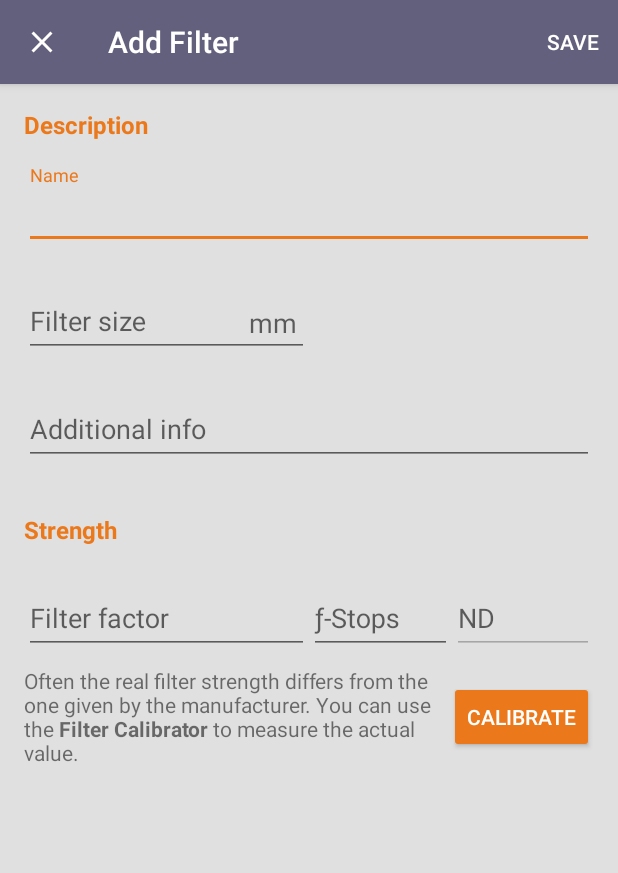
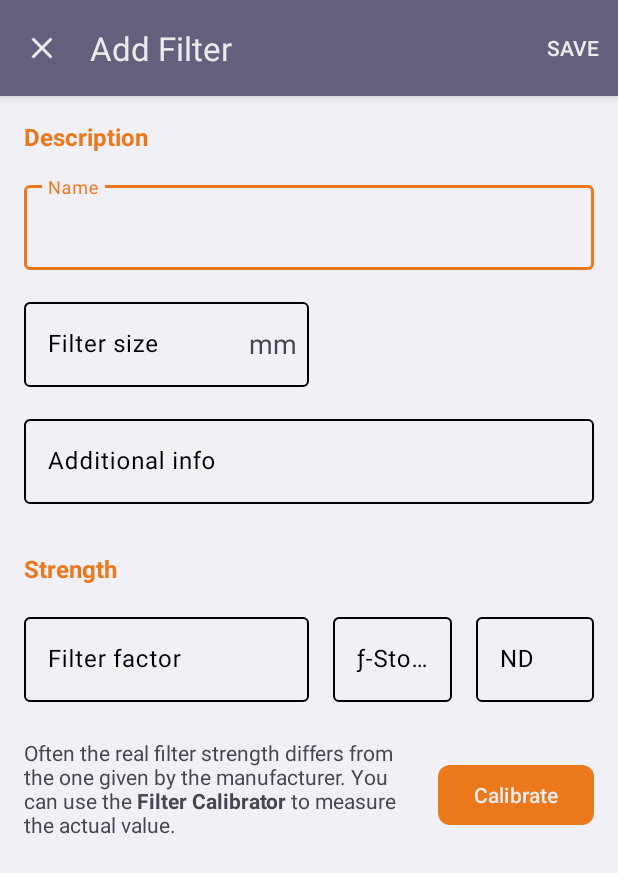
Before and after one commit to sal0max/ndx, an Android app: the FilterEditorActivity screen opened directly, with no data from a screen before it, on a phone screen of 412 x 824 dp. Shown: the top 873 px of the screen. Run offline under Robolectric (Android 15) with nearby library versions, the phone set to English and light mode, and no system bars; our stand-ins replace Room's generated code.

Commit message:
move on to Material 3 design

```diff
--- a/app/src/main/kotlin/de/salomax/ndx/ui/calculator/CalculatorActivity.kt
+++ b/app/src/main/kotlin/de/salomax/ndx/ui/calculator/CalculatorActivity.kt
@@ -37,8 +37,8 @@ class CalculatorActivity : BaseActivity() {
         // list & adapter : shutter speeds
         binding.dials.recyclerShutter.apply {
             adapter = ShutterAdapter(this@CalculatorActivity)
-            addItemDecoration(CenterLineDecoration(ContextCompat.getColor(context, android.R.color.white))) // center line
-            // addItemDecoration(DotDividerDecoration(ContextCompat.getColor(context, android.R.color.white)))
+            addItemDecoration(CenterLineDecoration(ContextCompat.getColor(context, R.color.colorOnAccent1))) // center line
+//             addItemDecoration(DotDividerDecoration(ContextCompat.getColor(context, R.color.colorOnAccent1)))
             setHasFixedSize(true)
             (adapter as ShutterAdapter).onSpeedSelected = {
                 viewModel.selectedSpeed.value = it
@@ -47,8 +47,8 @@ class CalculatorActivity : BaseActivity() {
         // list & adapter : compensation
         binding.dials.recyclerCompensation.apply {
             adapter = CompensationAdapter(this@CalculatorActivity)
-            addItemDecoration(CenterLineDecoration(ContextCompat.getColor(context, android.R.color.white))) // center line
-            // addItemDecoration(DotDividerDecoration(ContextCompat.getColor(context, android.R.color.white)))
+            addItemDecoration(CenterLineDecoration(ContextCompat.getColor(context, R.color.colorOnAccent2))) // center line
+//             addItemDecoration(DotDividerDecoration(ContextCompat.getColor(context, R.color.colorOnAccent2)))
             setHasFixedSize(true)
             (adapter as CompensationAdapter).onCompensationSelected = {
                 viewModel.selectedOffset.value = it
--- a/app/src/main/kotlin/de/salomax/ndx/ui/calculator/CompensationAdapter.kt
+++ b/app/src/main/kotlin/de/salomax/ndx/ui/calculator/CompensationAdapter.kt
@@ -5,6 +5,7 @@ import android.view.LayoutInflater
 import android.view.ViewGroup
 import android.widget.TextView
 import androidx.appcompat.app.AppCompatActivity
+import androidx.core.content.ContextCompat
 import androidx.recyclerview.widget.RecyclerView
 import de.salomax.ndx.R
 import de.salomax.ndx.data.model.Compensation
@@ -25,6 +26,7 @@ class CompensationAdapter(private val context: AppCompatActivity) : RecyclerView
 
     override fun onCreateViewHolder(parent: ViewGroup, viewType: Int): ViewHolder {
         val textView = LayoutInflater.from(parent.context).inflate(R.layout.row_shutter, parent, false) as TextView
+        textView.setTextColor(ContextCompat.getColor(context, R.color.colorOnAccent2))
         return ViewHolder(textView)
     }
 
--- a/app/src/main/kotlin/de/salomax/ndx/ui/calculator/ShutterAdapter.kt
+++ b/app/src/main/kotlin/de/salomax/ndx/ui/calculator/ShutterAdapter.kt
@@ -5,6 +5,7 @@ import android.view.LayoutInflater
 import android.view.ViewGroup
 import android.widget.TextView
 import androidx.appcompat.app.AppCompatActivity
+import androidx.core.content.ContextCompat
 import androidx.recyclerview.widget.RecyclerView
 import de.salomax.ndx.R
 import de.salomax.ndx.data.model.ShutterSpeeds
@@ -25,6 +26,7 @@ class ShutterAdapter(private val context: AppCompatActivity) : RecyclerView.Adap
 
     override fun onCreateViewHolder(parent: ViewGroup, viewType: Int): ViewHolder {
         val textView = LayoutInflater.from(parent.context).inflate(R.layout.row_shutter, parent, false) as TextView
+        textView.setTextColor(ContextCompat.getColor(context, R.color.colorOnAccent1))
         return ViewHolder(textView)
     }
 
--- a/app/src/main/kotlin/de/salomax/ndx/widget/CenterLineDecoration.kt
+++ b/app/src/main/kotlin/de/salomax/ndx/widget/CenterLineDecoration.kt
@@ -16,7 +16,7 @@ class CenterLineDecoration(color: Int, width: Float) : RecyclerView.ItemDecorati
     private val mPaint: Paint = Paint()
     private val metrics = Resources.getSystem().displayMetrics
 
-    constructor(color: Int) : this(color, 1.5f)
+    constructor(color: Int) : this(color, 1.2f)
     constructor() : this(Color.LTGRAY)
 
     init {
--- /dev/null
+++ b/app/src/main/res/color/switch_thumb_tint.xml
@@ -0,0 +1,5 @@
+<?xml version="1.0" encoding="utf-8"?>
+<selector xmlns:android="http://schemas.android.com/apk/res/android">
+    <item android:color="?attr/colorPrimary" android:state_checked="true" />
+    <item android:color="#E6E1E5" />
+</selector>
--- a/app/src/main/res/drawable/ic_close_white_24dp.xml
+++ b/app/src/main/res/drawable/ic_close_white_24dp.xml
@@ -1,11 +1,11 @@
 <?xml version="1.0" encoding="utf-8"?>
 <vector xmlns:android="http://schemas.android.com/apk/res/android"
-    android:width="24dp"
-    android:height="24dp"
-    android:tint="#FFFFFF"
-    android:viewportHeight="24.0"
-    android:viewportWidth="24.0">
-    <path
-        android:fillColor="#FF000000"
-        android:pathData="M19,6.41L17.59,5 12,10.59 6.41,5 5,6.41 10.59,12 5,17.59 6.41,19 12,13.41 17.59,19 19,17.59 13.41,12z" />
+   android:width="24dp"
+   android:height="24dp"
+   android:tint="?attr/colorOnActionBar"
+   android:viewportWidth="24.0"
+   android:viewportHeight="24.0">
+   <path
+      android:fillColor="#FF000000"
+      android:pathData="M19,6.41L17.59,5 12,10.59 6.41,5 5,6.41 10.59,12 5,17.59 6.41,19 12,13.41 17.59,19 19,17.59 13.41,12z" />
 </vector>
--- a/app/src/main/res/drawable/ic_timer_white_24dp.xml
+++ b/app/src/main/res/drawable/ic_timer_white_24dp.xml
@@ -2,7 +2,7 @@
 <vector xmlns:android="http://schemas.android.com/apk/res/android"
     android:width="24dp"
     android:height="24dp"
-    android:tint="#FFFFFF"
+    android:tint="?attr/colorOnActionBar"
     android:viewportHeight="24.0"
     android:viewportWidth="24.0">
     <path
--- a/app/src/main/res/layout/activity_filtereditor.xml
+++ b/app/src/main/res/layout/activity_filtereditor.xml
@@ -53,7 +53,7 @@
             app:layout_constraintStart_toStartOf="parent"
             app:layout_constraintTop_toBottomOf="@id/title_description">
 
-            <EditText
+            <androidx.appcompat.widget.AppCompatEditText
                android:id="@+id/name"
                android:layout_width="match_parent"
                android:layout_height="wrap_content"
@@ -77,7 +77,7 @@
             app:layout_constraintStart_toStartOf="parent"
             app:layout_constraintTop_toBottomOf="@id/container_name">
 
-            <EditText
+            <androidx.appcompat.widget.AppCompatEditText
                android:id="@+id/size"
                android:layout_width="match_parent"
                android:layout_height="wrap_content"
@@ -89,6 +89,7 @@
                tools:targetApi="o"
                tools:text="82" />
          </com.google.android.material.textfield.TextInputLayout>
+
          <TextView
             style="@style/TextAppearance.AppCompat.Medium"
             android:layout_width="wrap_content"
@@ -112,7 +113,7 @@
             app:layout_constraintStart_toStartOf="parent"
             app:layout_constraintTop_toBottomOf="@id/container_size">
 
-            <EditText
+            <androidx.appcompat.widget.AppCompatEditText
                android:id="@+id/info"
                android:layout_width="match_parent"
                android:layout_height="wrap_content"
@@ -151,7 +152,7 @@
             app:layout_constraintStart_toStartOf="parent"
             app:layout_constraintTop_toBottomOf="@id/title_strength">
 
-            <EditText
+            <androidx.appcompat.widget.AppCompatEditText
                android:id="@+id/factor"
                android:layout_width="match_parent"
                android:layout_height="wrap_content"
@@ -168,12 +169,13 @@
             android:id="@+id/container_f_stops"
             android:layout_width="0dp"
             android:layout_height="wrap_content"
+            android:layout_marginStart="@dimen/margin2x"
             android:layout_marginTop="@dimen/margin2x"
             app:layout_constraintEnd_toStartOf="@+id/container_nd"
             app:layout_constraintStart_toEndOf="@id/container_factor"
             app:layout_constraintTop_toBottomOf="@id/title_strength">
 
-            <EditText
+            <androidx.appcompat.widget.AppCompatEditText
                android:id="@+id/f_stops"
                android:layout_width="match_parent"
                android:layout_height="wrap_content"
@@ -190,13 +192,14 @@
             android:id="@+id/container_nd"
             android:layout_width="0dp"
             android:layout_height="wrap_content"
+            android:layout_marginStart="@dimen/margin2x"
             android:layout_marginTop="@dimen/margin2x"
             android:layout_marginEnd="@dimen/margin2x"
             app:layout_constraintEnd_toEndOf="parent"
             app:layout_constraintStart_toEndOf="@id/container_f_stops"
             app:layout_constraintTop_toBottomOf="@id/title_strength">
 
-            <EditText
+            <androidx.appcompat.widget.AppCompatEditText
                android:id="@+id/nd"
                android:layout_width="match_parent"
                android:layout_height="wrap_content"
@@ -213,24 +216,25 @@
             android:id="@+id/calibrator_description"
             android:layout_width="0dp"
             android:layout_height="wrap_content"
-            android:layout_marginTop="@dimen/margin1x"
-            android:layout_marginEnd="@dimen/margin1x"
+            android:layout_marginTop="@dimen/margin3x"
+            android:layout_marginEnd="@dimen/margin2x"
             android:text="@string/calibrator_description"
             app:layout_constraintEnd_toStartOf="@id/btn_calibrator"
             app:layout_constraintStart_toStartOf="@id/container_factor"
             app:layout_constraintTop_toBottomOf="@id/container_factor" />
 
-         <Button
+         <com.google.android.material.button.MaterialButton
             android:id="@+id/btn_calibrator"
-            style="@style/Widget.AppCompat.Button.Colored"
+            style="@style/Widget.Material3.Button"
             android:layout_width="wrap_content"
             android:layout_height="wrap_content"
             android:layout_marginTop="@dimen/margin1x"
             android:text="@string/btn_calibrator"
             android:textAlignment="viewStart"
+            app:cornerRadius="8dp"
             app:layout_constraintBottom_toBottomOf="@+id/calibrator_description"
             app:layout_constraintEnd_toEndOf="@id/container_name"
-            app:layout_constraintTop_toBottomOf="@id/container_nd" />
+            app:layout_constraintTop_toTopOf="@+id/calibrator_description" />
 
       </androidx.constraintlayout.widget.ConstraintLayout>
    </ScrollView>
@@ -247,6 +251,7 @@
       app:fabSize="normal"
       app:layout_anchor="@id/scrollView"
       app:layout_anchorGravity="bottom|right|end"
+      app:tint="?attr/colorOnError"
       tools:ignore="ContentDescription"
       tools:visibility="visible" />
    <!-- /delete -->
--- a/app/src/main/res/layout/activity_timer.xml
+++ b/app/src/main/res/layout/activity_timer.xml
@@ -123,12 +123,12 @@
       app:layout_constraintStart_toStartOf="@id/textMin"
       tools:text="152 h" />
 
-   <Button
+   <com.google.android.material.button.MaterialButton
       android:id="@+id/btn_reset"
+      style="@style/Widget.Material3.Button.TextButton"
       android:layout_width="wrap_content"
       android:layout_height="wrap_content"
       android:layout_marginTop="24dp"
-      android:background="?android:selectableItemBackgroundBorderless"
       android:minWidth="48dp"
       android:minHeight="48dp"
       android:text="@string/reset_timer"
--- /dev/null
+++ b/app/src/main/res/values-night-v31/styles.xml
@@ -0,0 +1,5 @@
+<?xml version="1.0" encoding="utf-8"?>
+<resources>
+   <!-- use fancy dynamic background color -->
+   <color name="colorBackground">@android:color/system_neutral1_900</color>
+</resources>
--- a/app/src/main/res/values-night/colors.xml
+++ b/app/src/main/res/values-night/colors.xml
@@ -7,5 +7,5 @@
    <color name="colorActionBarPitchBlack">#000</color>
    <color name="colorBackgroundPitchBlack">@color/colorActionBarPitchBlack</color>
    <color name="colorAccent1pitchBlack">@color/colorAccent2</color>
-   <color name="colorAccent2pitchBlack">@color/material_grey_850</color>
+   <color name="colorAccent2pitchBlack">@color/material_grey_800</color>
 </resources>
--- /dev/null
+++ b/app/src/main/res/values-v31/styles.xml
@@ -0,0 +1,5 @@
+<?xml version="1.0" encoding="utf-8"?>
+<resources>
+   <!-- use fancy dynamic background color -->
+   <color name="colorBackground">@android:color/system_neutral1_50</color>
+</resources>
--- a/app/src/main/res/values/colors.xml
+++ b/app/src/main/res/values/colors.xml
@@ -1,15 +1,13 @@
 <?xml version="1.0" encoding="utf-8"?>
 <resources>
-    <!-- https://coolors.co/dcdcdd-c5c3c6-46494c-4c5c68-1985a1 (materialized) -->
-    <!-- <color name="colorActionBar">#424242</color>-->
-    <!-- <color name="colorAccent1">#00838f</color>-->
-    <!-- <color name="colorBackground">#e0e0e0</color>-->
-
     <!-- ndx light (casio fx-991de plus) -->
     <color name="colorActionBar">#63607d</color>
+    <color name="colorOnActionBar">#ebebeb</color>
     <color name="colorBackground">#e0e0e0</color>
     <color name="colorAccent1">#EB791C</color>
+    <color name="colorOnAccent1">@color/colorOnActionBar</color>
     <color name="colorAccent2">@color/colorActionBar</color>
+    <color name="colorOnAccent2">@color/colorOnActionBar</color>
 
     <!-- ndx light (in pitch black mode) -->
     <color name="colorActionBarPitchBlack">@color/colorActionBar</color>
--- a/app/src/main/res/values/styles.xml
+++ b/app/src/main/res/values/styles.xml
@@ -3,6 +3,7 @@
 
     <!-- main colors to be referenced throughout the theme -->
     <attr name="colorActionBar" format="reference|color" />
+    <attr name="colorOnActionBar" format="reference|color" />
     <attr name="colorBackground" format="reference|color" />
     <attr name="colorAccent1" format="reference|color" />
     <attr name="colorAccent2" format="reference|color" />
@@ -12,20 +13,74 @@
     <style name="AppTheme.Black" parent="BaseAppTheme.Black" />
 
     <!-- light/dark theme, to be extended -->
-    <style name="BaseAppTheme" parent="Theme.AppCompat.DayNight.DarkActionBar">
+    <style name="BaseAppTheme" parent="Theme.Material3.DayNight">
+        <!-- theme-dependant colors (different for light/dark/black) -->
         <item name="colorActionBar">@color/colorActionBar</item>
+        <item name="colorOnActionBar">@color/colorOnActionBar</item>
         <item name="colorBackground">@color/colorBackground</item>
         <item name="colorAccent1">@color/colorAccent1</item>
         <item name="colorAccent2">@color/colorAccent2</item>
 
-        <item name="actionBarStyle">@style/BaseAppTheme.ActionBar</item>
-        <item name="android:statusBarColor">?attr/colorActionBar</item>
+        <!-- Material 3 colors +++++++++++++++++++++++++++++++++++++++++++++++++++++++++++++++++++++
+          - https://material.io/blog/migrating-material-3
+          - https://material.io/blog/android-material-theme-color
+          - https://m3.material.io/libraries/mdc-android/color-theming  -->
 
-        <item name="colorPrimary">?attr/colorActionBar</item>
+        <item name="android:colorBackground">?attr/colorBackground</item>
+        <item name="colorOnBackground">?android:attr/colorForeground</item>
+
+        <item name="colorPrimary">@color/colorAccent1</item>
+        <item name="colorOnPrimary">@color/colorOnAccent1</item>
+        <item name="colorPrimaryContainer">?attr/colorPrimary</item>
+        <item name="colorOnPrimaryContainer">?attr/colorOnPrimary</item>
+        <item name="colorPrimaryInverse">?attr/colorPrimary</item>
+
+        <item name="colorSecondary">?attr/colorAccent1</item>
+        <item name="colorOnSecondary">@color/colorOnAccent1</item>
+        <item name="colorSecondaryContainer">?attr/colorSecondary</item>
+        <item name="colorOnSecondaryContainer">?attr/colorOnPrimary</item>
+
+        <item name="colorTertiary">?attr/colorAccent2</item>
+        <item name="colorOnTertiary">@color/colorOnAccent2</item>
+        <item name="colorTertiaryContainer">?attr/colorTertiary</item>
+        <item name="colorOnTertiaryContainer">?attr/colorOnTertiary</item>
+
+        <item name="colorError">@android:color/holo_red_light</item>
+        <item name="colorOnError">@android:color/white</item>
+        <item name="colorErrorContainer">?attr/colorOnError</item>
+        <item name="colorOnErrorContainer">@android:color/holo_red_dark</item>
+
+        <item name="colorSurface">?android:attr/colorBackground</item>
+        <item name="colorOnSurface">?attr/colorOnBackground</item>
+        <item name="colorSurfaceVariant">?attr/colorSurface</item>
+        <item name="colorOnSurfaceVariant">?attr/colorOnSurface</item>
+        <item name="colorSurfaceInverse">?attr/colorOnBackground</item>
+        <item name="colorOnSurfaceInverse">?android:attr/colorBackground</item>
+
+        <item name="colorOutline">?attr/colorOnBackground</item>
+
+        <!-- +++++++++++++++++++++++++++++++++++++++++++++++++++++++++++++++++++++++++++++++++++ -->
+
+        <!-- action bar -->
+        <item name="actionBarStyle">@style/AppTheme.ActionBar</item>
+        <item name="actionMenuTextColor">?attr/colorOnActionBar</item>
+
+        <!-- "transparent" status bar -->
         <item name="colorPrimaryDark">?attr/colorActionBar</item>
-        <item name="android:windowBackground">?attr/colorBackground</item>
-        <item name="colorAccent">?attr/colorAccent1</item>
-        <item name="preferenceTheme">@style/PreferenceThemeOverlay.v14.Material</item>
+        <item name="android:windowLightStatusBar">false</item>
+
+        <!-- big rounded corners. guide says 28dp; too much for my taste -->
+        <item name="dialogCornerRadius">14dp</item>
+
+        <!-- prevent black colored switch thumbs in disabled state on light theme -->
+        <item name="switchStyle">@style/AppTheme.Switch</item>
+
+        <!-- remove color tint from overflow menu -->
+        <item name="actionOverflowMenuStyle">@style/AppTheme.PopupMenu.Overflow</item>
+
+        <!-- remove color tint from popup menu -->
+        <item name="popupMenuBackground">?attr/colorBackground</item>
+        <item name="android:popupBackground">?attr/colorBackground</item>
     </style>
 
     <!-- black theme, to be extended -->
@@ -36,9 +91,32 @@
         <item name="colorAccent2">@color/colorAccent2pitchBlack</item>
     </style>
 
-    <!-- set the actionbar background color -->
-    <style name="BaseAppTheme.ActionBar" parent="@style/Widget.AppCompat.ActionBar">>
+    <!-- actionbar -->
+    <style name="AppTheme.ActionBar" parent="Widget.Material3.ActionBar.Solid">
         <item name="background">?attr/colorActionBar</item>
+        <item name="theme">@style/AppTheme.ToolbarTheme</item>
+        <item name="titleTextStyle">@style/AppTheme.ActionBar.Title</item>
+    </style>
+
+    <!-- actionbar: white back arrow -->
+    <style name="AppTheme.ToolbarTheme" parent="@style/ThemeOverlay.AppCompat.ActionBar">
+        <item name="colorControlNormal">?attr/colorOnActionBar</item>
+    </style>
+
+    <!-- actionbar: white text -->
+    <style name="AppTheme.ActionBar.Title" parent="TextAppearance.Material3.ActionBar.Title">
+        <item name="android:textColor">?attr/colorOnActionBar</item>
+    </style>
+
+    <!-- actionbar: make popup menu the same color as the background -->
+    <style name="AppTheme.PopupMenu.Overflow" parent="Widget.Material3.PopupMenu.Overflow">
+        <item name="android:popupBackground">?attr/colorBackground</item>
+    </style>
+
+    <!-- more traditional switch style -->
+    <style name="AppTheme.Switch" parent="Widget.Material3.CompoundButton.Switch">
+        <item name="thumbTint">@color/switch_thumb_tint</item>
+        <item name="trackTint">?android:attr/textColorSecondaryInverseNoDisable</item>
     </style>
 
 </resources>
```
